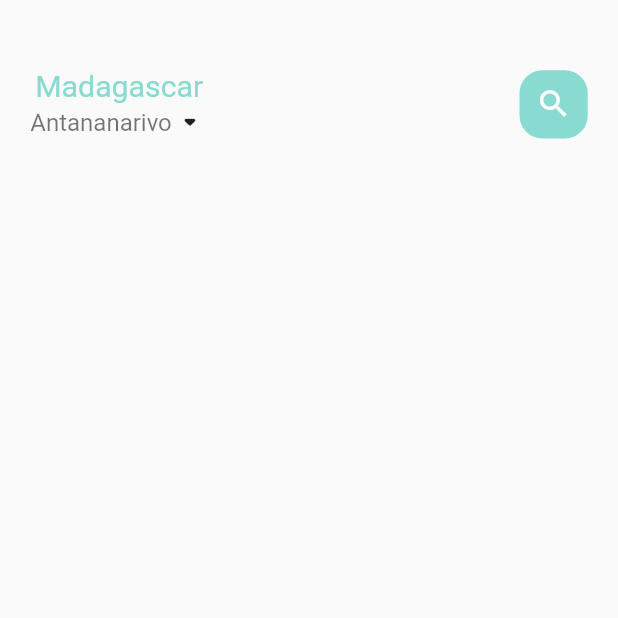
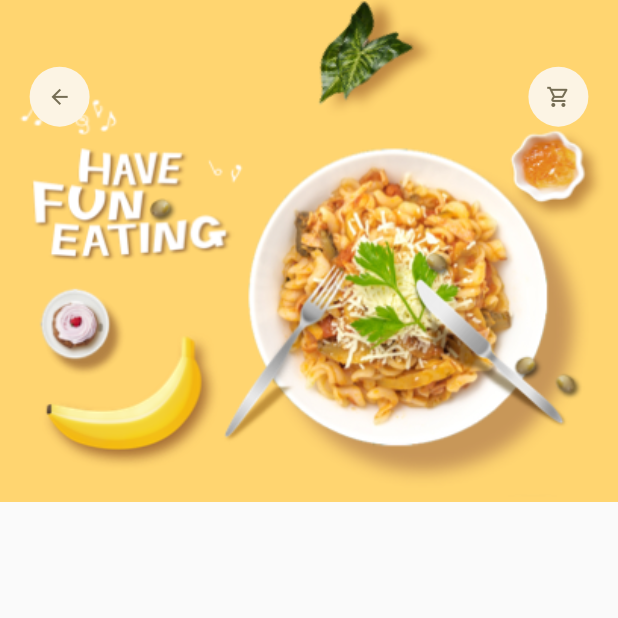
Before and after one commit to Hoshiaki40/tuto_youtube, a Flutter app: the screen it shows after launch, on a phone screen of 412 x 824 dp, the top half of it. Run offline on Flutter 3.47's test engine with Material 2 defaults, Android fonts, the phone set to English and light mode, and no system bars; our stand-ins replace dots_indicator, get.

Commit message:
Suppresion e modification de certain fichier, Ajout du fichier popular  food detail  page

```diff
--- a/lib/main.dart
+++ b/lib/main.dart
@@ -1,7 +1,6 @@
 import 'package:flutter/material.dart';
+import 'package:food_delivery/pages/food/popular_food_detail.dart';
 import 'package:get/get.dart';
-
-import 'home/main_food_page.dart';
 
 void main() {
   runApp(const MyApp());
@@ -18,7 +17,7 @@ class MyApp extends StatelessWidget {
       theme: ThemeData(
         primarySwatch: Colors.blue,
       ),
-      home: const MainFoodPage(),
+      home: const PopularFoodDetail(),
     );
   }
 }
--- /dev/null
+++ b/lib/pages/food/popular_food_detail.dart
@@ -0,0 +1,43 @@
+import 'package:flutter/material.dart';
+import 'package:food_delivery/utils/dimesion.dart';
+import 'package:food_delivery/widgets/app_icon.dart';
+
+class PopularFoodDetail extends StatelessWidget {
+  const PopularFoodDetail({Key? key}) : super(key: key);
+
+  @override
+  Widget build(BuildContext context) {
+    return Scaffold(
+      body: Stack(
+        children: [
+          Positioned(
+            left: 0,
+            right: 0,
+            child: Container(
+              width: double.maxFinite,
+              height: Dimensions.popularFoodImageSize,
+              decoration: const BoxDecoration(
+                image: DecorationImage(
+                  fit: BoxFit.cover,
+                  image: AssetImage("assets/image/food0.png"),
+                ),
+              ),
+            ),
+          ),
+          Positioned(
+            top: Dimensions.height45,
+            left: Dimensions.width20,
+            right: Dimensions.width20,
+            child: Row(
+              mainAxisAlignment: MainAxisAlignment.spaceBetween,
+              children: const [
+                AppIcon(icon: Icons.arrow_back_outlined),
+                AppIcon(icon: Icons.shopping_cart_outlined),
+              ],
+            ),
+          ),
+        ],
+      ),
+    );
+  }
+}
--- a/lib/home/main_food_page.dart
+++ b/lib/pages/home/main_food_page.dart
@@ -1,6 +1,7 @@
 import 'package:flutter/material.dart';
+import 'package:food_delivery/pages/home/food_page_body.dart';
 import 'package:food_delivery/utils/colors.dart';
-import 'package:food_delivery/utils/dimetion.dart';
+import 'package:food_delivery/utils/dimesion.dart';
 import 'package:food_delivery/widgets/big_text.dart';
 import 'package:food_delivery/widgets/small_text.dart';
 
@@ -20,12 +21,12 @@ class _MainFoodPageState extends State<MainFoodPage> {
           Container(
             child: Container(
               margin: EdgeInsets.only(
-                top: Dimentions.height45,
-                bottom: Dimentions.height15,
+                top: Dimensions.height45,
+                bottom: Dimensions.height15,
               ),
               padding: EdgeInsets.only(
-                left: Dimentions.width20,
-                right: Dimentions.width20,
+                left: Dimensions.width20,
+                right: Dimensions.width20,
               ),
               child: Row(
                 mainAxisAlignment: MainAxisAlignment.spaceBetween,
@@ -44,7 +45,7 @@ class _MainFoodPageState extends State<MainFoodPage> {
                           ),
                           Icon(
                             Icons.arrow_drop_down_rounded,
-                            size: Dimentions.iconSize24,
+                            size: Dimensions.iconSize24,
                           ),
                         ],
                       ),
@@ -52,16 +53,16 @@ class _MainFoodPageState extends State<MainFoodPage> {
                   ),
                   Center(
                     child: Container(
-                      width: Dimentions.width45,
-                      height: Dimentions.height45,
+                      width: Dimensions.width45,
+                      height: Dimensions.height45,
                       child: Icon(
                         Icons.search,
                         color: Colors.white,
-                        size: Dimentions.iconSize24,
+                        size: Dimensions.iconSize24,
                       ),
                       decoration: BoxDecoration(
                         borderRadius:
-                            BorderRadius.circular(Dimentions.radius15),
+                            BorderRadius.circular(Dimensions.radius15),
                         color: AppColors.mainColor,
                       ),
                     ),
@@ -70,6 +71,11 @@ class _MainFoodPageState extends State<MainFoodPage> {
               ),
             ),
           ),
+          const Expanded(
+            child: SingleChildScrollView(
+              child: FoodPageBody(),
+            ),
+          ),
         ],
       ),
     );
--- a/lib/utils/colors.dart
+++ b/lib/utils/colors.dart
@@ -1,17 +1,16 @@
 import 'dart:ui';
 
-class AppColors{
+class AppColors {
   static final Color textColor = const Color(0xFFccc7c5);
   static final Color mainColor = const Color(0xFF89dad0);
   //static final Color mainColor = const Color(0xFFfa7552);
   static final Color iconColor1 = const Color(0xFFffd28d);
   static final Color iconColor2 = const Color(0xFFfcab88);
   static final Color paraColor = const Color(0xFF8f837f);
-  static final Color buttonBackgroundColor= const Color(0xFFf7f6f4);
+  static final Color buttonBackgroundColor = const Color(0xFFf7f6f4);
   static final Color signColor = const Color(0xFFa9a29f);
   static final Color titleColor = const Color(0xFF5c524f);
   static final Color mainBlackColor = const Color(0xFF332d2b);
   //static final Color yellowColor = const Color(0xFFfa7552);
   static final Color yellowColor = const Color(0xFFffd379);
-
 }
--- /dev/null
+++ b/lib/utils/dimesion.dart
@@ -0,0 +1,52 @@
+import 'package:get/get.dart';
+
+class Dimensions {
+  static double screenHeight = Get.context!.height;
+  static double screenWidth = Get.context!.width;
+
+  // dynamic height padding and margin
+  static double height5 = screenHeight / 166.98;
+  static double height10 = screenHeight / 83.49;
+  static double height15 = screenHeight / 55.66;
+  static double height16 = screenHeight / 52.18;
+  static double height20 = screenHeight / 41.75;
+  static double height25 = screenHeight / 33.39;
+  static double height30 = screenHeight / 27.83;
+  static double height35 = screenHeight / 23.85;
+  static double height45 = screenHeight / 18.55;
+  static double height120 = screenHeight / 6.96;
+  static double height220 = screenHeight / 3.80;
+  static double height320 = screenHeight / 2.61;
+
+// dynamic width padding and margin
+  static double width5 = screenHeight / 166.98;
+  static double width10 = screenHeight / 83.49;
+  static double width15 = screenHeight / 55.66;
+  static double width20 = screenHeight / 41.75;
+  static double width25 = screenHeight / 33.39;
+  static double width30 = screenHeight / 27.83;
+  static double width35 = screenHeight / 23.85;
+  static double width45 = screenHeight / 18.55;
+  static double width120 = screenHeight / 6.96;
+  static double width220 = screenHeight / 3.80;
+  static double width320 = screenHeight / 2.61;
+
+  static double font20 = height20;
+  static double font16 = height16;
+
+  //radius
+  static double radius15 = height15;
+  static double radius20 = height20;
+  static double radius30 = height30;
+
+  //icon size
+  static double iconSize24 = screenHeight / 34.79;
+  static double iconSize16 = screenHeight / 51;
+
+  //list view size
+  static double listViewImageSize = screenWidth / 3.83;
+  static double listViewTextContainerSize = screenWidth / 4.32;
+
+  //popular food
+  static double popularFoodImageSize = screenWidth / 1.23;
+}
--- a/lib/utils/dimetion.dart
+++ /dev/null
@@ -1,43 +0,0 @@
-import 'package:get/get.dart';
-
-class Dimentions {
-  static double screenHeight = Get.context!.height;
-  static double screenWidth = Get.context!.width;
-
-  // dynamic height padding and margin
-  static double height5 = screenHeight / 163.2;
-  static double height10 = screenHeight / 81.6;
-  static double height15 = screenHeight / 54.4;
-  static double height16 = screenHeight / 51;
-  static double height20 = screenHeight / 40.8;
-  static double height25 = screenHeight / 32.64;
-  static double height30 = screenHeight / 27.2;
-  static double height35 = screenHeight / 23.31;
-  static double height45 = screenHeight / 18.13;
-  static double height120 = screenHeight / 6.8;
-  static double height220 = screenHeight / 3.70;
-  static double height320 = screenHeight / 2.55;
-
-// dynamic width padding and margin
-  static double width5 = screenHeight / 163.2;
-  static double width10 = screenHeight / 81.6;
-  static double width15 = screenHeight / 54.4;
-  static double width20 = screenHeight / 40.8;
-  static double width25 = screenHeight / 32.64;
-  static double width30 = screenHeight / 27.2;
-  static double width35 = screenHeight / 23.31;
-  static double width45 = screenHeight / 18.13;
-  static double width120 = screenHeight / 6.8;
-  static double width220 = screenHeight / 3.70;
-  static double width320 = screenHeight / 2.55;
-
-  static double font20 = height20;
-
-  //radius
-  static double radius15 = height15;
-  static double radius20 = height20;
-  static double radius30 = height30;
-
-  //icon size
-  static double iconSize24 = screenHeight / 34;
-}
--- /dev/null
+++ b/lib/widgets/app_icon.dart
@@ -0,0 +1,36 @@
+import 'package:flutter/material.dart';
+import 'package:flutter/src/foundation/key.dart';
+import 'package:flutter/src/widgets/framework.dart';
+import 'package:flutter/src/widgets/placeholder.dart';
+import 'package:food_delivery/utils/dimesion.dart';
+
+class AppIcon extends StatelessWidget {
+  final IconData icon;
+  final Color backgroundColor;
+  final Color iconColor;
+  final double size;
+  const AppIcon({
+    Key? key,
+    required this.icon,
+    this.backgroundColor = const Color(0xfffcf4E4),
+    this.iconColor = const Color(0xFF756d54),
+    this.size = 40,
+  }) : super(key: key);
+
+  @override
+  Widget build(BuildContext context) {
+    return Container(
+      width: size,
+      height: size,
+      decoration: BoxDecoration(
+        borderRadius: BorderRadius.circular(size / 2),
+        color: backgroundColor,
+      ),
+      child: Icon(
+        icon,
+        color: iconColor,
+        size: Dimensions.iconSize16,
+      ),
+    );
+  }
+}
--- a/lib/widgets/big_text.dart
+++ b/lib/widgets/big_text.dart
@@ -1,6 +1,6 @@
 // ignore_for_file: public_member_api_docs, sort_constructors_first
 import 'package:flutter/material.dart';
-import 'package:food_delivery/utils/dimetion.dart';
+import 'package:food_delivery/utils/dimesion.dart';
 
 class BigText extends StatelessWidget {
   Color? color;
@@ -26,7 +26,7 @@ class BigText extends StatelessWidget {
         color: color,
         fontWeight: FontWeight.w400,
         fontFamily: 'Roboto',
-        fontSize: size == 0 ? Dimentions.font20 : size,
+        fontSize: size == 0 ? Dimensions.font20 : size,
       ),
     );
   }
--- a/lib/widgets/small_text.dart
+++ b/lib/widgets/small_text.dart
@@ -1,5 +1,6 @@
 // ignore_for_file: public_member_api_docs, sort_constructors_first
 import 'package:flutter/material.dart';
+import 'package:food_delivery/utils/dimesion.dart';
 
 class SmallText extends StatelessWidget {
   Color? color;
@@ -11,7 +12,7 @@ class SmallText extends StatelessWidget {
     Key? key,
     this.color = const Color(0xFFccc7c5),
     required this.text,
-    this.size = 16,
+    this.size = 0,
     this.height = 1.2,
   }) : super(key: key);
 
@@ -23,7 +24,7 @@ class SmallText extends StatelessWidget {
         color: color,
         fontWeight: FontWeight.w400,
         fontFamily: 'Roboto',
-        fontSize: size,
+        fontSize: (size == 0) ? Dimensions.font16 : size,
         height: height,
       ),
     );
```
Also changed, not shown: lib/pages/home/food_page_body.dart (renamed from lib/home/food_page_body.dart, +112 -30 lines), lib/widgets/Icon_and_text_widget.dart (+3 -5 lines).
